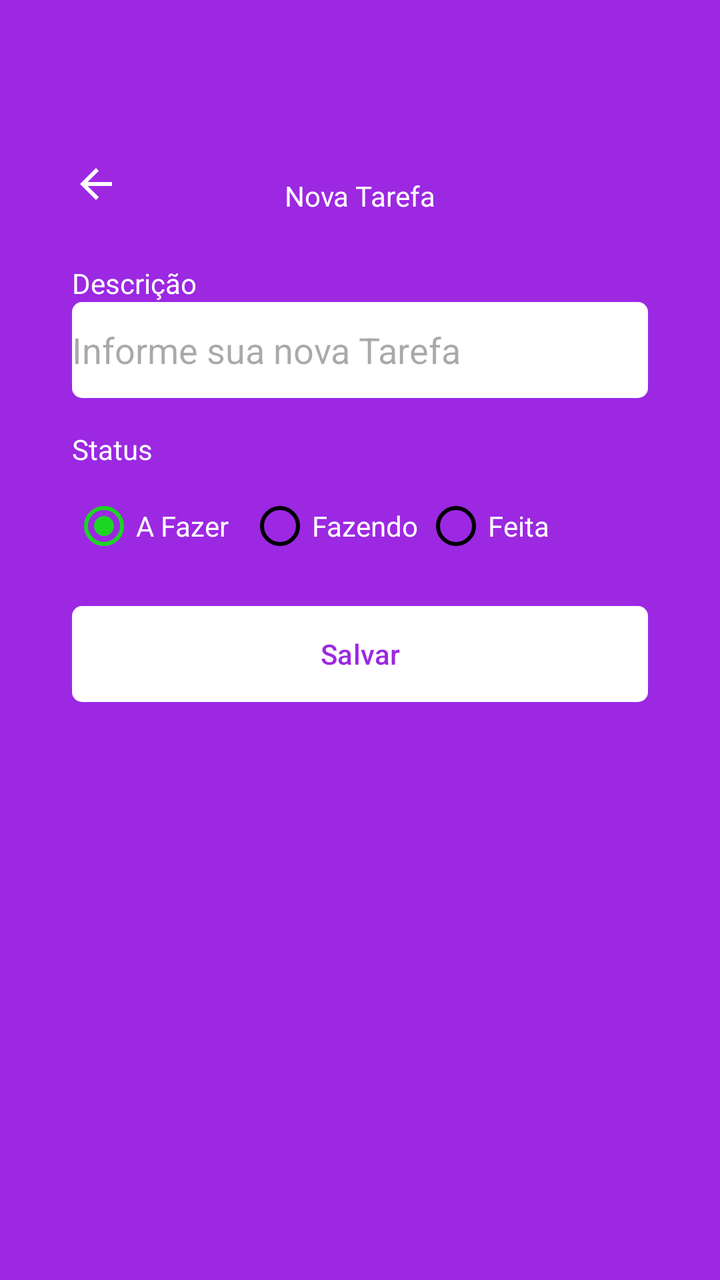
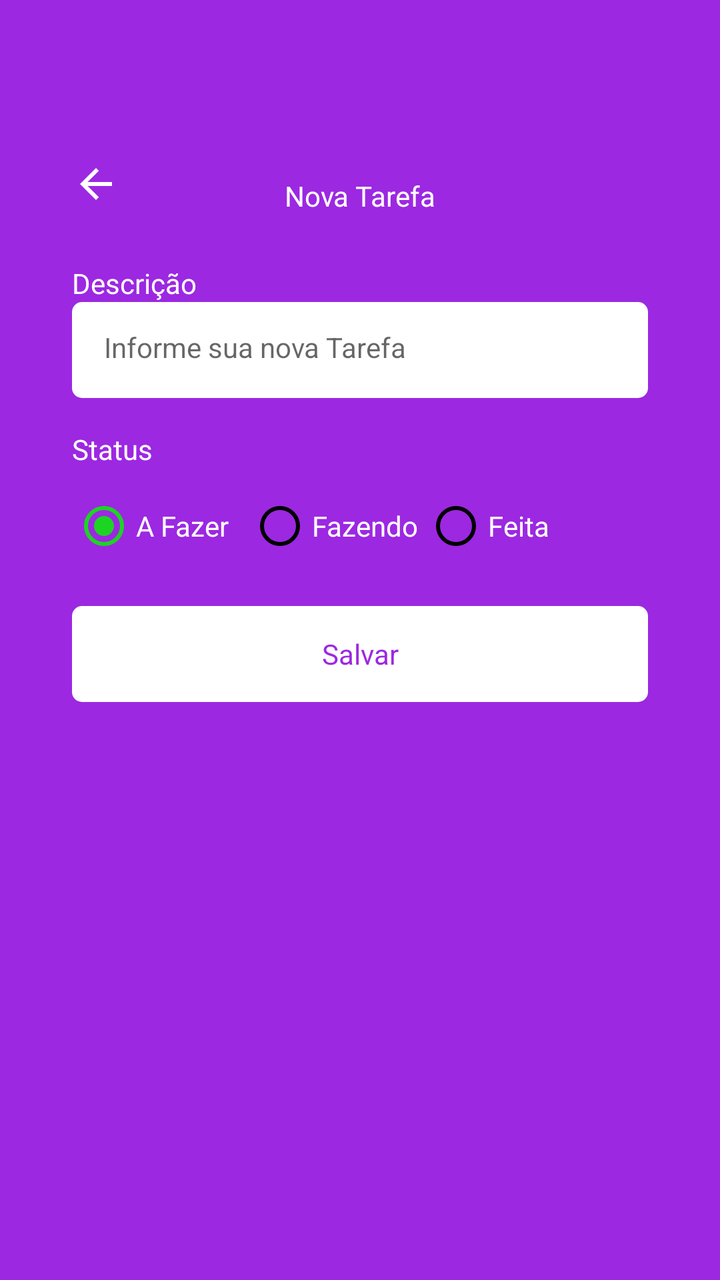

Before-and-after screenshots of an Android layout around one commit, followed by the original layout XML and the change that was made.
<!-- AndroidManifest.xml: application theme Theme.Task -->
<!-- res/layout/fragment_form_task.xml -->
<?xml version="1.0" encoding="utf-8"?>
<ScrollView
    xmlns:android="http://schemas.android.com/apk/res/android"
    xmlns:tools="http://schemas.android.com/tools"
    android:layout_width="match_parent"
    android:layout_height="match_parent"
    xmlns:app="http://schemas.android.com/apk/res-auto"
    tools:context=".ui.FormTaskFragment"
    android:padding="20dp"
    android:fillViewport="true">

    <LinearLayout
        android:layout_width="match_parent"
        android:layout_height="wrap_content"
        android:orientation="vertical">

        <com.google.android.material.appbar.MaterialToolbar
            android:id="@+id/toolbar"
            android:layout_width="match_parent"
            android:layout_height="wrap_content"
            app:navigationIcon="@drawable/ic_back"
            android:paddingTop="40dp">

            <TextView
                android:layout_width="wrap_content"
                android:layout_height="wrap_content"
                android:text="Nova Tarefa"
                android:textColor="@color/white"
                android:layout_gravity="center_horizontal"
                android:paddingTop="20dp"/>

        </com.google.android.material.appbar.MaterialToolbar>


    <androidx.constraintlayout.widget.ConstraintLayout
        android:layout_width="match_parent"
        android:layout_height="match_parent"
        android:padding="16dp">

        <TextView
            android:id="@+id/textView"
            android:layout_width="wrap_content"
            android:layout_height="wrap_content"
            android:text="Descrição"
            android:textColor="@color/white"
            app:layout_constraintStart_toStartOf="parent"
            app:layout_constraintTop_toTopOf="parent"/>

        <EditText
            android:id="@+id/editTextDescricao"
            android:layout_width="match_parent"
            android:layout_height="48dp"
            android:background="@drawable/bg_edit_text"
            android:hint="Informe sua nova Tarefa"
            app:layout_constraintEnd_toEndOf="parent"
            app:layout_constraintStart_toStartOf="parent"
            app:layout_constraintTop_toBottomOf="@id/textView"/>

        <TextView
            android:id="@+id/textViewStatus"
            android:layout_width="wrap_content"
            android:layout_height="wrap_content"
            android:layout_marginTop="16dp"
            android:text="Status"
            android:textColor="@color/white"
            app:layout_constraintStart_toStartOf="parent"
            app:layout_constraintTop_toBottomOf="@id/editTextDescricao"/>

        <RadioGroup
            android:layout_width="match_parent"
            android:layout_height="wrap_content"
            android:layout_marginTop="5dp"
            android:orientation="horizontal"
            android:id="@+id/radioGroup"
            app:layout_constraintEnd_toEndOf="parent"
            app:layout_constraintStart_toStartOf="parent"
            app:layout_constraintTop_toBottomOf="@id/textViewStatus">

            <RadioButton
                android:layout_width="88dp"
                android:layout_height="48dp"
                android:id="@+id/rbTodo"
                android:text="A Fazer"
                android:checked="true"
                android:theme="@style/MyRadioButton"
                android:textColor="@color/white"/>

            <RadioButton
                android:layout_width="88dp"
                android:layout_height="48dp"
                android:id="@+id/rbDoing"
                android:text="Fazendo"
                android:theme="@style/MyRadioButton"
                android:textColor="@color/white"/>

            <RadioButton
                android:layout_width="88dp"
                android:layout_height="48dp"
                android:id="@+id/rbDone"
                android:text="Feita"
                android:theme="@style/MyRadioButton"
                android:textColor="@color/white"/>
        </RadioGroup>

        <com.google.android.material.button.MaterialButton
            android:id="@+id/buttonSave"
            android:layout_width="match_parent"
            android:layout_height="wrap_content"
            android:layout_marginTop="16dp"
            android:background="@drawable/bg_btn"
            app:backgroundTint="@null"
            android:text="Salvar"
            android:textAllCaps="false"
            android:textColor="@color/color_default"
            app:layout_editor_absoluteX="16dp"
            app:layout_editor_absoluteY="221dp"
            app:layout_constraintEnd_toEndOf="parent"
            app:layout_constraintStart_toStartOf="parent"
            app:layout_constraintTop_toBottomOf="@id/radioGroup"/>

        <ProgressBar
            android:layout_width="wrap_content"
            android:layout_height="wrap_content"
            android:id="@+id/progressBar"
            android:layout_marginTop="8dp"
            android:foregroundGravity="center"
            android:indeterminateTint="@color/white"
            android:visibility="invisible"
            tools:layout_editor_absoluteX="152dp"
            tools:layout_editor_absoluteY="278dp"
            tools:visibility="visible"
            app:layout_constraintEnd_toEndOf="parent"
            app:layout_constraintStart_toStartOf="parent"
            app:layout_constraintTop_toBottomOf="@id/buttonSave"/>

    </androidx.constraintlayout.widget.ConstraintLayout>

    </LinearLayout>
</ScrollView>
<!-- resources referenced by this layout -->
<resources>
  <color name="color_default">#9C28E2</color>
  <color name="white">#FFFFFFFF</color>
  <!-- drawable bg_btn (drawable) -->
  <?xml version="1.0" encoding="utf-8"?>
  <shape xmlns:android="http://schemas.android.com/apk/res/android"
      android:shape="rectangle">
  
      <solid android:color="@color/white"/>
      <corners android:radius="5dp"/>
  
  </shape>
  <!-- drawable bg_edit_text (drawable) -->
  <?xml version="1.0" encoding="utf-8"?>
  <shape xmlns:android="http://schemas.android.com/apk/res/android"
      android:shape="rectangle">
  
      <solid android:color="@color/white"/>
      <corners android:radius="5dp"/>
  
  </shape>
  <!-- drawable ic_back (drawable) -->
  <vector xmlns:android="http://schemas.android.com/apk/res/android" android:autoMirrored="true" android:height="24dp" android:tint="#FFFFFF" android:viewportHeight="960" android:viewportWidth="960" android:width="24dp">
        
      <path android:fillColor="@android:color/white" android:pathData="M313,520L537,744L480,800L160,480L480,160L537,216L313,440L800,440L800,520L313,520Z"/>
      
  </vector>
  <style name="MyRadioButton" parent="Theme.AppCompat.Light">
          <item name="colorControlNormal">@color/black</item>
          <item name="colorControlActivated">@color/green</item>
      </style>
  <style name="Theme.Task" parent="Base.Theme.Task" />
  <color name="black">#FF000000</color>
  <color name="green">#1CD523</color>
  <style name="Base.Theme.Task" parent="Theme.Material3.DayNight.NoActionBar">
          <item name="colorPrimary">@color/color_default</item>
          <item name="colorPrimaryVariant">@color/color_default</item>
          <item name="android:windowBackground">@color/color_default</item>
      </style>
</resources>

<!-- the commit's change to res/layout/fragment_form_task.xml (unified diff, before → after) -->
@@ -50,7 +50,7 @@
             android:id="@+id/editTextDescricao"
             android:layout_width="match_parent"
             android:layout_height="48dp"
-            android:background="@drawable/bg_edit_text"
+            style="@style/EditTextTheme"
             android:hint="Informe sua nova Tarefa"
             app:layout_constraintEnd_toEndOf="parent"
             app:layout_constraintStart_toStartOf="parent"
@@ -107,11 +107,8 @@
             android:layout_width="match_parent"
             android:layout_height="wrap_content"
             android:layout_marginTop="16dp"
-            android:background="@drawable/bg_btn"
-            app:backgroundTint="@null"
             android:text="Salvar"
-            android:textAllCaps="false"
-            android:textColor="@color/color_default"
+            style="@style/ButtonTheme"
             app:layout_editor_absoluteX="16dp"
             app:layout_editor_absoluteY="221dp"
             app:layout_constraintEnd_toEndOf="parent"
<!-- resource entries referenced after the edit -->
@@ -26,6 +26,17 @@
       <path android:fillColor="@android:color/white" android:pathData="M313,520L537,744L480,800L160,480L480,160L537,216L313,440L800,440L800,520L313,520Z"/>
       
   </vector>
+  <style name="ButtonTheme" parent="Theme.MaterialComponents.DayNight.NoActionBar">
+          <item name="android:background">@drawable/bg_btn</item>
+          <item name="android:textAllCaps">false</item>
+          <item name="android:textColor">@color/color_default</item>
+          <item name="backgroundTint">@null</item>
+      </style>
+  <style name="EditTextTheme" parent="Theme.MaterialComponents.DayNight.NoActionBar">
+          <item name="android:background">@drawable/bg_edit_text</item>
+          <item name="android:padding">16dp</item>
+          <item name="android:textSize">14sp</item>
+      </style>
   <style name="MyRadioButton" parent="Theme.AppCompat.Light">
           <item name="colorControlNormal">@color/black</item>
           <item name="colorControlActivated">@color/green</item>
